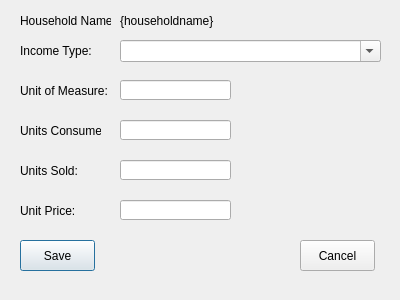
The window that open-ihm/gui/designs/ui_household_income_wildfoods.ui (snim2mirror/openihm) describes before a commit, drawn with Qt 5.
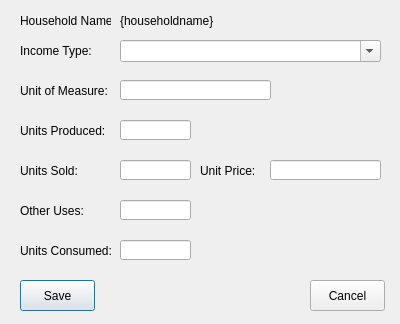
The same window after the commit.

Commit message: Issue 35, 36 and 42: Modified data entry forms for assets, income: crops, livestock, transfers etc

```diff
--- a/open-ihm/gui/designs/ui_household_income_wildfoods.ui
+++ b/open-ihm/gui/designs/ui_household_income_wildfoods.ui
@@ -7,7 +7,7 @@
     <x>0</x>
     <y>0</y>
     <width>400</width>
-    <height>300</height>
+    <height>324</height>
    </rect>
   </property>
   <property name="windowTitle">
@@ -26,16 +26,6 @@
     <string>Income Type:</string>
    </property>
   </widget>
-  <widget class="QLineEdit" name="txtUnitPrice">
-   <property name="geometry">
-    <rect>
-     <x>120</x>
-     <y>200</y>
-     <width>111</width>
-     <height>20</height>
-    </rect>
-   </property>
-  </widget>
   <widget class="QComboBox" name="cboIncomeType">
    <property name="geometry">
     <rect>
@@ -49,52 +39,6 @@
     <bool>true</bool>
    </property>
   </widget>
-  <widget class="QLineEdit" name="txtUnitOfMeasure">
-   <property name="geometry">
-    <rect>
-     <x>120</x>
-     <y>80</y>
-     <width>111</width>
-     <height>20</height>
-    </rect>
-   </property>
-  </widget>
-  <widget class="QLineEdit" name="txtUnitsSold">
-   <property name="geometry">
-    <rect>
-     <x>120</x>
-     <y>160</y>
-     <width>111</width>
-     <height>20</height>
-    </rect>
-   </property>
-  </widget>
-  <widget class="QPushButton" name="cmdCancel">
-   <property name="geometry">
-    <rect>
-     <x>300</x>
-     <y>240</y>
-     <width>75</width>
-     <height>31</height>
-    </rect>
-   </property>
-   <property name="text">
-    <string>Cancel</string>
-   </property>
-  </widget>
-  <widget class="QLabel" name="label_6">
-   <property name="geometry">
-    <rect>
-     <x>20</x>
-     <y>200</y>
-     <width>91</width>
-     <height>21</height>
-    </rect>
-   </property>
-   <property name="text">
-    <string>Unit Price:</string>
-   </property>
-  </widget>
   <widget class="QLabel" name="label">
    <property name="geometry">
     <rect>
@@ -108,42 +52,6 @@
     <string>Household Name:</string>
    </property>
   </widget>
-  <widget class="QLabel" name="label_4">
-   <property name="geometry">
-    <rect>
-     <x>20</x>
-     <y>80</y>
-     <width>91</width>
-     <height>21</height>
-    </rect>
-   </property>
-   <property name="text">
-    <string>Unit of Measure:</string>
-   </property>
-  </widget>
-  <widget class="QLabel" name="label_5">
-   <property name="geometry">
-    <rect>
-     <x>20</x>
-     <y>160</y>
-     <width>91</width>
-     <height>21</height>
-    </rect>
-   </property>
-   <property name="text">
-    <string>Units Sold:</string>
-   </property>
-  </widget>
-  <widget class="QLineEdit" name="txtUnitsConsumed">
-   <property name="geometry">
-    <rect>
-     <x>120</x>
-     <y>120</y>
-     <width>111</width>
-     <height>20</height>
-    </rect>
-   </property>
-  </widget>
   <widget class="QLabel" name="lblHouseholdName">
    <property name="geometry">
     <rect>
@@ -157,24 +65,44 @@
     <string>{householdname}</string>
    </property>
   </widget>
-  <widget class="QLabel" name="label_3">
+  <widget class="QLineEdit" name="txtUnitsSold">
    <property name="geometry">
     <rect>
-     <x>20</x>
-     <y>120</y>
-     <width>81</width>
-     <height>21</height>
+     <x>120</x>
+     <y>160</y>
+     <width>71</width>
+     <height>20</height>
+    </rect>
+   </property>
+  </widget>
+  <widget class="QPushButton" name="cmdCancel">
+   <property name="geometry">
+    <rect>
+     <x>310</x>
+     <y>280</y>
+     <width>75</width>
+     <height>31</height>
     </rect>
    </property>
    <property name="text">
-    <string>Units Consumed:</string>
+    <string>Cancel</string>
+   </property>
+  </widget>
+  <widget class="QLineEdit" name="txtUnitOfMeasure">
+   <property name="geometry">
+    <rect>
+     <x>120</x>
+     <y>80</y>
+     <width>151</width>
+     <height>20</height>
+    </rect>
    </property>
   </widget>
   <widget class="QPushButton" name="cmdSave">
    <property name="geometry">
     <rect>
      <x>20</x>
-     <y>240</y>
+     <y>280</y>
      <width>75</width>
      <height>31</height>
     </rect>
@@ -186,6 +114,124 @@
     <bool>true</bool>
    </property>
   </widget>
+  <widget class="QLineEdit" name="txtUnitsConsumed">
+   <property name="geometry">
+    <rect>
+     <x>120</x>
+     <y>240</y>
+     <width>71</width>
+     <height>20</height>
+    </rect>
+   </property>
+  </widget>
+  <widget class="QLabel" name="label_6">
+   <property name="geometry">
+    <rect>
+     <x>200</x>
+     <y>160</y>
+     <width>61</width>
+     <height>21</height>
+    </rect>
+   </property>
+   <property name="text">
+    <string>Unit Price:</string>
+   </property>
+  </widget>
+  <widget class="QLabel" name="label_4">
+   <property name="geometry">
+    <rect>
+     <x>20</x>
+     <y>120</y>
+     <width>91</width>
+     <height>21</height>
+    </rect>
+   </property>
+   <property name="text">
+    <string>Units Produced:</string>
+   </property>
+  </widget>
+  <widget class="QLabel" name="label_5">
+   <property name="geometry">
+    <rect>
+     <x>20</x>
+     <y>240</y>
+     <width>91</width>
+     <height>21</height>
+    </rect>
+   </property>
+   <property name="text">
+    <string>Units Consumed:</string>
+   </property>
+  </widget>
+  <widget class="QLineEdit" name="txtUnitPrice">
+   <property name="geometry">
+    <rect>
+     <x>270</x>
+     <y>160</y>
+     <width>111</width>
+     <height>20</height>
+    </rect>
+   </property>
+  </widget>
+  <widget class="QLabel" name="label_8">
+   <property name="geometry">
+    <rect>
+     <x>20</x>
+     <y>200</y>
+     <width>81</width>
+     <height>21</height>
+    </rect>
+   </property>
+   <property name="text">
+    <string>Other Uses:</string>
+   </property>
+  </widget>
+  <widget class="QLineEdit" name="txtUnitsProduced">
+   <property name="geometry">
+    <rect>
+     <x>120</x>
+     <y>120</y>
+     <width>71</width>
+     <height>20</height>
+    </rect>
+   </property>
+  </widget>
+  <widget class="QLabel" name="label_3">
+   <property name="geometry">
+    <rect>
+     <x>20</x>
+     <y>160</y>
+     <width>81</width>
+     <height>21</height>
+    </rect>
+   </property>
+   <property name="text">
+    <string>Units Sold:</string>
+   </property>
+  </widget>
+  <widget class="QLineEdit" name="txtUnitsOtherUses">
+   <property name="geometry">
+    <rect>
+     <x>120</x>
+     <y>200</y>
+     <width>71</width>
+     <height>20</height>
+    </rect>
+   </property>
+  </widget>
+  <widget class="QLabel" name="label_7">
+   <property name="geometry">
+    <rect>
+     <x>20</x>
+     <y>80</y>
+     <width>91</width>
+     <height>21</height>
+    </rect>
+   </property>
+   <property name="text">
+    <string>Unit of Measure:</string>
+   </property>
+  </widget>
  </widget>
  <tabstops>
   <tabstop>cboIncomeType</tabstop>
```
Left out of the diff: 4 changed lines with no effect on the pictures. The commit also changes 13 other files.
